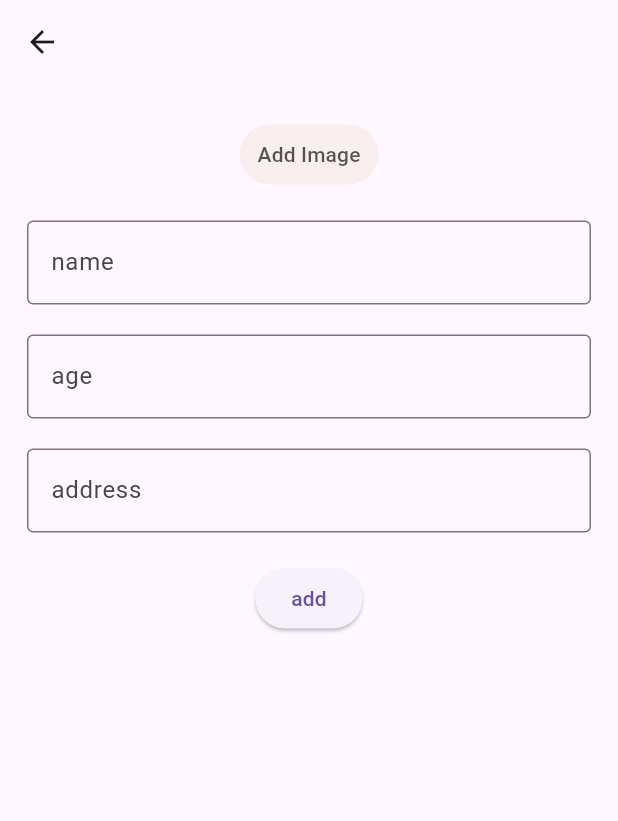
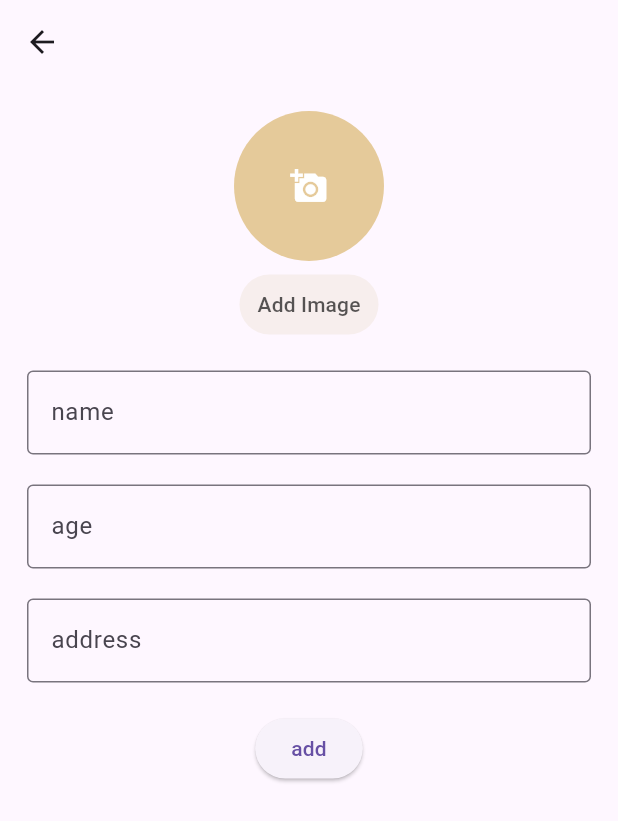
Before and after one commit to adinanhamza/SupaBase_Crud, a Flutter app: the Addstudent screen opened directly, after a tap on "Add Image", on a phone screen of 412 x 824 dp. Shown: the top 821 px of the screen. Run offline on Flutter 3.47's test engine with Material 3 defaults, Android fonts, the phone set to English and light mode, and no system bars; our stand-ins replace image_picker, supabase_flutter; accounts and stored records are empty.

Commit message:
folder added

```diff
--- a/lib/model/model.dart
+++ b/lib/model/model.dart
@@ -4,9 +4,9 @@ class StudentModel{
   String name;
   String age;
   String address;
-  // String image;
+  String image;
 
-  StudentModel({required this.address,required this.age, this.id,required this.name});
+  StudentModel({required this.address,required this.age, this.id,required this.name,required this.image});
 
   factory StudentModel.fromDataBase(Map<String,dynamic>json){
 return StudentModel(
@@ -14,7 +14,7 @@ return StudentModel(
   name: json['name'] ?? '',
   age: json['age'].toString() ,
   address: json['address'] ?? '',
-  // image: json['image'] ?? '',
+ image: json['image'] ?? '',
 
 
 );
@@ -25,7 +25,7 @@ return {
 'name' : name,
 'age' : age,
 'address' : address,
-// 'image' : image,
+ 'image' : image,
 };
 }
 }
--- /dev/null
+++ b/lib/service/imageservice.dart
@@ -0,0 +1,54 @@
+import 'dart:developer';
+import 'dart:io';
+import 'package:image_picker/image_picker.dart';
+import 'package:supabase_flutter/supabase_flutter.dart';
+
+class Imageservice {
+
+Future<String?>uploadImageToDataBase(File imageFile)async{
+try {
+  final filename = 'student${DateTime.now().millisecondsSinceEpoch}.jpg';
+
+  final storageResponse = await Supabase.instance.client.storage.from("student-image").upload(filename, imageFile);
+
+  final imageUrl = Supabase.instance.client.storage.from("student-image").getPublicUrl(filename);
+
+  return imageUrl;
+} catch (e) {
+  log('uoload error : $e');
+  return null;
+}
+}
+
+
+
+//   Future<String?> uploadImageToSupabase(File imageFile) async {
+//   try {
+//     final fileName = 'student_${DateTime.now().millisecondsSinceEpoch}.jpg';
+
+//     final storageResponse = await Supabase.instance.client.storage
+//         .from('student-images') // your Supabase bucket name
+//         .upload(fileName, imageFile);
+
+//     // Get the public URL after upload
+//     final imageUrl = Supabase.instance.client.storage
+//         .from('student-images')
+//         .getPublicUrl(fileName);
+
+//     return imageUrl;
+//   } catch (e) {
+//     print('Upload Error: $e');
+//     return null;
+//   }
+// }
+
+Future<File?> pickImage() async {
+  final pickedFile = await ImagePicker().pickImage(source: ImageSource.gallery);
+  if (pickedFile != null) {
+    return File(pickedFile.path);
+  }
+  return null;
+}
+
+
+}
--- a/lib/view/add.dart
+++ b/lib/view/add.dart
@@ -1,7 +1,11 @@
+
+import 'dart:developer';
+import 'dart:io';
 
 import 'package:flutter/material.dart';
 import 'package:image_picker/image_picker.dart';
 import 'package:provider/provider.dart';
+import 'package:supabase_crud/service/imageservice.dart';
 import 'package:supabase_crud/viewmodel/provider.dart';
 
 class Addstudent extends StatefulWidget {
@@ -13,6 +17,7 @@ class Addstudent extends StatefulWidget {
 }
 
 class _AddstudentState extends State<Addstudent> {
+  File? selectedImage;
    TextEditingController namecontroller = TextEditingController();
 
   TextEditingController agecontroller = TextEditingController();
@@ -32,23 +37,23 @@ class _AddstudentState extends State<Addstudent> {
            child: Column(
             children: [
 
-              //  CircleAvatar(
-              //             radius: 50,
-              //             backgroundColor: const Color.fromARGB(255, 229, 202, 154),
-              //             backgroundImage: selectedImage != null
-              //                 ? FileImage(selectedImage!)
-              //                 : null,
-              //             child: selectedImage == null
-              //                 ? Padding(
-              //                     padding: EdgeInsets.all(9),
-              //                     child: Icon(
-              //                       Icons.add_a_photo,
-              //                       size: 25,
-              //                       color: Colors.white,
-              //                     ),
-              //                   )
-              //                 : null,
-              //           ),
+               CircleAvatar(
+                          radius: 50,
+                          backgroundColor: const Color.fromARGB(255, 229, 202, 154),
+                          backgroundImage: selectedImage != null
+                              ? FileImage(selectedImage!)
+                              : null,
+                          child: selectedImage == null
+                              ? Padding(
+                                  padding: EdgeInsets.all(9),
+                                  child: Icon(
+                                    Icons.add_a_photo,
+                                    size: 25,
+                                    color: Colors.white,
+                                  ),
+                                )
+                              : null,
+                        ),
 
                       SizedBox(height: 5),
 
@@ -58,9 +63,16 @@ class _AddstudentState extends State<Addstudent> {
                           foregroundColor: const Color.fromARGB(167, 0, 0, 0)
 
                         ),
-                          onPressed: (){
+                          onPressed: ()async{
 
-                      pickGalleryImage();
+               final file = await     Imageservice().pickImage();
+               if(file != null){
+                final url = await Imageservice().uploadImageToDataBase(file);
+                if(url != null){
+                  context.read<StudentProvider>().setImageUrl(url);
+                  log('image url set in provider $url');
+                }
+               }
                      }, child:
                      Text('Add Image'),
                      ),SizedBox(height: 20,),
@@ -105,6 +117,7 @@ class _AddstudentState extends State<Addstudent> {
               Consumer<StudentProvider>(
                 builder: (context, value, child) =>
                  ElevatedButton(onPressed: (){
+
                   value.addstudent();
                    ScaffoldMessenger.of(context).showSnackBar(SnackBar(content: Text('data added successfully')));
                Navigator.pop(context);
--- a/lib/view/profile.dart
+++ b/lib/view/profile.dart
@@ -9,11 +9,12 @@ class Profile extends StatelessWidget {
   String name;
   String age;
   String address;
+  String image;
   Profile({
     super.key,
     required this.address,
     required this.age,
-
+   required this.image,
     required this.name,
     required this.id,
   });
@@ -42,6 +43,7 @@ class Profile extends StatelessWidget {
                                     age: age,
                                     name: name,
                                     id: id,
+                                    image: image,
 
                                   ),
                             ),
--- a/lib/viewmodel/provider.dart
+++ b/lib/viewmodel/provider.dart
@@ -2,6 +2,7 @@ import 'dart:developer';
 
 import 'package:flutter/widgets.dart';
 import 'package:supabase_crud/model/model.dart';
+import 'package:supabase_crud/service/imageservice.dart';
 import 'package:supabase_crud/service/service.dart';
 
 class StudentProvider extends ChangeNotifier{
@@ -10,6 +11,8 @@ class StudentProvider extends ChangeNotifier{
   TextEditingController addresscontroller = TextEditingController();
 StudentService studentService = StudentService();
 List<StudentModel> studentlist =  [];
+Imageservice imageservice = Imageservice();
+String? imageUrl ;
 
 
 
@@ -21,7 +24,7 @@ Future<void>fetchStudents()async{
 
 Future<void>addstudent()async{
   try {
-     await studentService.addStudent(StudentModel(address: addresscontroller.text, age: agecontroller.text,  name:namecontroller.text));
+     await studentService.addStudent(StudentModel(address: addresscontroller.text, age: agecontroller.text,  name:namecontroller.text,image:imageUrl! ));
   log('added student in pro');
 
   } catch (e) {
@@ -50,4 +53,10 @@ Future <void>deleteStudent(String id)async{
   notifyListeners();
 }
 
+
+void setImageUrl(String url){
+  imageUrl = url;
+  notifyListeners();
 }
+
+}
```
Also changed, not shown: lib/view/edit.dart (+49 -3 lines), lib/view/home.dart (+10 -2 lines), assets/avatar2.jpg (added).
